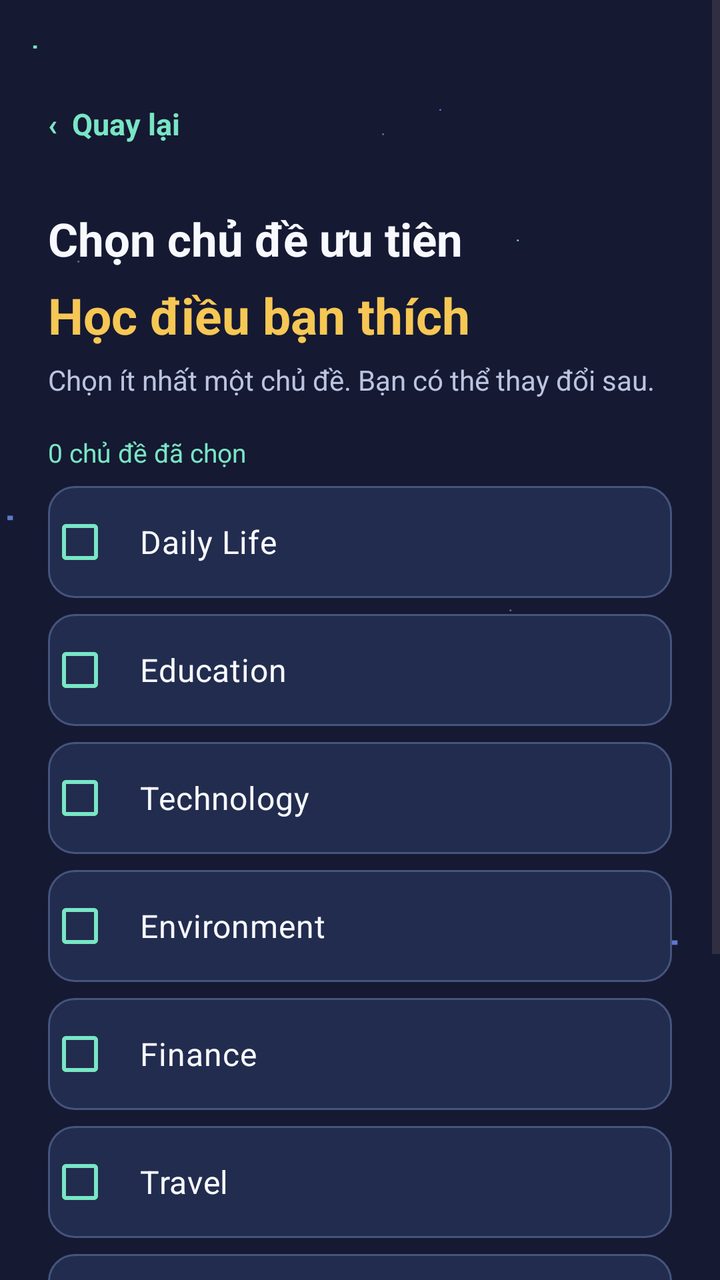
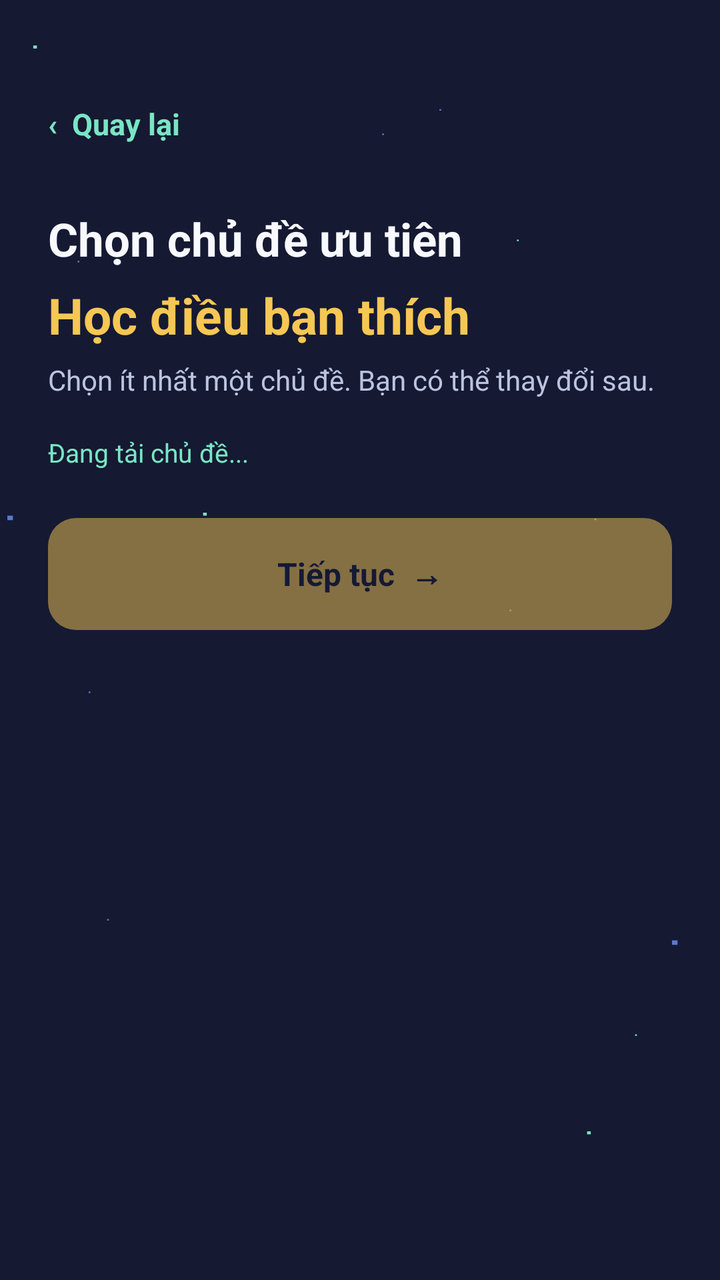

Two renders of the same Android screen: before a commit and after it. Below are the layout's source before the change and the commit's diff.
<!-- AndroidManifest.xml: application theme Theme.English_App -->
<!-- res/layout/activity_onboarding_topics.xml -->
<?xml version="1.0" encoding="utf-8"?>
<ScrollView xmlns:android="http://schemas.android.com/apk/res/android" android:layout_width="match_parent" android:layout_height="match_parent" android:background="@drawable/app_night_bg" android:fillViewport="true" android:clipToPadding="false">
<LinearLayout android:layout_width="match_parent" android:layout_height="wrap_content" android:minHeight="620dp" android:paddingLeft="24dp" android:paddingRight="24dp" android:paddingTop="38dp" android:paddingBottom="32dp" android:orientation="vertical">
<TextView android:id="@+id/obBack" android:layout_width="wrap_content" android:layout_height="48dp" android:gravity="center_vertical" android:text="‹  Quay lại" android:textColor="@color/ob_mint" android:textSize="15sp" android:textStyle="bold" android:contentDescription="Quay lại"/>
<TextView android:id="@+id/obTitle" android:layout_width="match_parent" android:layout_height="wrap_content" android:layout_marginTop="18dp" android:textColor="@color/ob_white" android:textSize="23sp" android:textStyle="bold" android:text="Chọn chủ đề ưu tiên"/><TextView android:id="@+id/obSubtitle" android:layout_width="match_parent" android:layout_height="wrap_content" android:layout_marginTop="6dp" android:text="Học điều bạn thích" android:textColor="@color/ob_yellow" android:textSize="25sp" android:textStyle="bold"/><TextView android:id="@+id/obDesc" android:layout_width="match_parent" android:layout_height="wrap_content" android:layout_marginTop="6dp" android:text="Chọn ít nhất một chủ đề. Bạn có thể thay đổi sau." android:textColor="@color/ob_muted" android:textSize="14sp"/><TextView android:id="@+id/obSelectionNote" android:layout_width="match_parent" android:layout_height="wrap_content" android:layout_marginTop="18dp" android:text="0 chủ đề đã chọn" android:textSize="13sp" android:textColor="@color/ob_mint"/><CheckBox android:id="@+id/topic0" android:layout_width="match_parent" android:layout_height="56dp" android:layout_marginTop="8dp" android:background="@drawable/ob_choice" android:buttonTint="@color/ob_mint" android:paddingLeft="14dp" android:paddingRight="12dp" android:text="Daily Life" android:textColor="@color/ob_white" android:textSize="16sp" android:gravity="center_vertical" android:contentDescription="Chọn chủ đề Daily Life"/><CheckBox android:id="@+id/topic1" android:layout_width="match_parent" android:layout_height="56dp" android:layout_marginTop="8dp" android:background="@drawable/ob_choice" android:buttonTint="@color/ob_mint" android:paddingLeft="14dp" android:paddingRight="12dp" android:text="Education" android:textColor="@color/ob_white" android:textSize="16sp" android:gravity="center_vertical" android:contentDescription="Chọn chủ đề Education"/><CheckBox android:id="@+id/topic2" android:layout_width="match_parent" android:layout_height="56dp" android:layout_marginTop="8dp" android:background="@drawable/ob_choice" android:buttonTint="@color/ob_mint" android:paddingLeft="14dp" android:paddingRight="12dp" android:text="Technology" android:textColor="@color/ob_white" android:textSize="16sp" android:gravity="center_vertical" android:contentDescription="Chọn chủ đề Technology"/><CheckBox android:id="@+id/topic3" android:layout_width="match_parent" android:layout_height="56dp" android:layout_marginTop="8dp" android:background="@drawable/ob_choice" android:buttonTint="@color/ob_mint" android:paddingLeft="14dp" android:paddingRight="12dp" android:text="Environment" android:textColor="@color/ob_white" android:textSize="16sp" android:gravity="center_vertical" android:contentDescription="Chọn chủ đề Environment"/><CheckBox android:id="@+id/topic4" android:layout_width="match_parent" android:layout_height="56dp" android:layout_marginTop="8dp" android:background="@drawable/ob_choice" android:buttonTint="@color/ob_mint" android:paddingLeft="14dp" android:paddingRight="12dp" android:text="Finance" android:textColor="@color/ob_white" android:textSize="16sp" android:gravity="center_vertical" android:contentDescription="Chọn chủ đề Finance"/><CheckBox android:id="@+id/topic5" android:layout_width="match_parent" android:layout_height="56dp" android:layout_marginTop="8dp" android:background="@drawable/ob_choice" android:buttonTint="@color/ob_mint" android:paddingLeft="14dp" android:paddingRight="12dp" android:text="Travel" android:textColor="@color/ob_white" android:textSize="16sp" android:gravity="center_vertical" android:contentDescription="Chọn chủ đề Travel"/><CheckBox android:id="@+id/topic6" android:layout_width="match_parent" android:layout_height="56dp" android:layout_marginTop="8dp" android:background="@drawable/ob_choice" android:buttonTint="@color/ob_mint" android:paddingLeft="14dp" android:paddingRight="12dp" android:text="Health" android:textColor="@color/ob_white" android:textSize="16sp" android:gravity="center_vertical" android:contentDescription="Chọn chủ đề Health"/><CheckBox android:id="@+id/topic7" android:layout_width="match_parent" android:layout_height="56dp" android:layout_marginTop="8dp" android:background="@drawable/ob_choice" android:buttonTint="@color/ob_mint" android:paddingLeft="14dp" android:paddingRight="12dp" android:text="Work" android:textColor="@color/ob_white" android:textSize="16sp" android:gravity="center_vertical" android:contentDescription="Chọn chủ đề Work"/><FrameLayout android:id="@+id/obContinueWrap" android:layout_width="match_parent" android:layout_height="wrap_content" android:layout_marginTop="24dp"><TextView android:id="@+id/obContinue" android:layout_width="match_parent" android:layout_height="56dp" android:gravity="center" android:background="@drawable/ob_cta" android:text="Tiếp tục  →" android:textColor="@color/ob_background" android:textStyle="bold" android:textSize="16sp" android:alpha="0.5" android:enabled="false"/></FrameLayout></LinearLayout></ScrollView>
<!-- resources referenced by this layout -->
<resources>
  <color name="ob_background">#151A35</color>
  <color name="ob_mint">#79E5C4</color>
  <color name="ob_muted">#BBC4DF</color>
  <color name="ob_white">#F8F9FF</color>
  <color name="ob_yellow">#F6C754</color>
  <!-- drawable app_night_bg (drawable) -->
  <?xml version="1.0" encoding="utf-8"?>
  <vector xmlns:android="http://schemas.android.com/apk/res/android"
      android:width="390dp"
      android:height="844dp"
      android:viewportWidth="390"
      android:viewportHeight="844">
      <path
          android:fillColor="#151932"
          android:pathData="M0,0h390v844h-390z" />
      <path
          android:fillColor="#79E5C4"
          android:pathData="M18,30h2v2h-2z M110,338h2v2h-2z M280,158h1v1h-1z M318,746h2v2h-2z M344,682h1v1h-1z" />
      <path
          android:fillColor="#688BE6"
          android:fillAlpha="0.85"
          android:pathData="M4,340h3v3h-3z M322,342h1v1h-1z M364,620h3v3h-3z M48,456h1v1h-1z M238,72h1v1h-1z" />
      <path
          android:fillColor="#B4C7FF"
          android:fillAlpha="0.55"
          android:pathData="M42,172h1v1h-1z M207,88h1v1h-1z M58,606h1v1h-1z M276,402h1v1h-1z" />
  </vector>
  <!-- drawable ob_choice (drawable) -->
  <?xml version="1.0" encoding="utf-8"?>
  <shape xmlns:android="http://schemas.android.com/apk/res/android" android:shape="rectangle"><solid android:color="@color/ob_surface"/><stroke android:width="1dp" android:color="@color/ob_outline"/><corners android:radius="13dp"/></shape>
  <!-- drawable ob_cta (drawable) -->
  <?xml version="1.0" encoding="utf-8"?>
  <shape xmlns:android="http://schemas.android.com/apk/res/android" android:shape="rectangle"><solid android:color="@color/ob_yellow"/><corners android:radius="14dp"/></shape>
  <style name="Theme.English_App" parent="Base.Theme.English_App">
          <item name="android:statusBarColor">@color/login_bg</item>
          <item name="android:navigationBarColor">@color/login_bg</item>
          <item name="android:windowLightStatusBar">false</item>
      </style>
  <color name="ob_surface">#222C4E</color>
  <color name="ob_outline">#45547D</color>
  <style name="Base.Theme.English_App" parent="Theme.Material3.DayNight.NoActionBar">
          
          
      </style>
  <color name="login_bg">#151932</color>
</resources>

<!-- the commit's change to res/layout/activity_onboarding_topics.xml (unified diff, before → after) -->
@@ -1,5 +1,85 @@
 <?xml version="1.0" encoding="utf-8"?>
-<ScrollView xmlns:android="http://schemas.android.com/apk/res/android" android:layout_width="match_parent" android:layout_height="match_parent" android:background="@drawable/app_night_bg" android:fillViewport="true" android:clipToPadding="false">
-<LinearLayout android:layout_width="match_parent" android:layout_height="wrap_content" android:minHeight="620dp" android:paddingLeft="24dp" android:paddingRight="24dp" android:paddingTop="38dp" android:paddingBottom="32dp" android:orientation="vertical">
-<TextView android:id="@+id/obBack" android:layout_width="wrap_content" android:layout_height="48dp" android:gravity="center_vertical" android:text="‹  Quay lại" android:textColor="@color/ob_mint" android:textSize="15sp" android:textStyle="bold" android:contentDescription="Quay lại"/>
-<TextView android:id="@+id/obTitle" android:layout_width="match_parent" android:layout_height="wrap_content" android:layout_marginTop="18dp" android:textColor="@color/ob_white" android:textSize="23sp" android:textStyle="bold" android:text="Chọn chủ đề ưu tiên"/><TextView android:id="@+id/obSubtitle" android:layout_width="match_parent" android:layout_height="wrap_content" android:layout_marginTop="6dp" android:text="Học điều bạn thích" android:textColor="@color/ob_yellow" android:textSize="25sp" android:textStyle="bold"/><TextView android:id="@+id/obDesc" android:layout_width="match_parent" android:layout_height="wrap_content" android:layout_marginTop="6dp" android:text="Chọn ít nhất một chủ đề. Bạn có thể thay đổi sau." android:textColor="@color/ob_muted" android:textSize="14sp"/><TextView android:id="@+id/obSelectionNote" android:layout_width="match_parent" android:layout_height="wrap_content" android:layout_marginTop="18dp" android:text="0 chủ đề đã chọn" android:textSize="13sp" android:textColor="@color/ob_mint"/><CheckBox android:id="@+id/topic0" android:layout_width="match_parent" android:layout_height="56dp" android:layout_marginTop="8dp" android:background="@drawable/ob_choice" android:buttonTint="@color/ob_mint" android:paddingLeft="14dp" android:paddingRight="12dp" android:text="Daily Life" android:textColor="@color/ob_white" android:textSize="16sp" android:gravity="center_vertical" android:contentDescription="Chọn chủ đề Daily Life"/><CheckBox android:id="@+id/topic1" android:layout_width="match_parent" android:layout_height="56dp" android:layout_marginTop="8dp" android:background="@drawable/ob_choice" android:buttonTint="@color/ob_mint" android:paddingLeft="14dp" android:paddingRight="12dp" android:text="Education" android:textColor="@color/ob_white" android:textSize="16sp" android:gravity="center_vertical" android:contentDescription="Chọn chủ đề Education"/><CheckBox android:id="@+id/topic2" android:layout_width="match_parent" android:layout_height="56dp" android:layout_marginTop="8dp" android:background="@drawable/ob_choice" android:buttonTint="@color/ob_mint" android:paddingLeft="14dp" android:paddingRight="12dp" android:text="Technology" android:textColor="@color/ob_white" android:textSize="16sp" android:gravity="center_vertical" android:contentDescription="Chọn chủ đề Technology"/><CheckBox android:id="@+id/topic3" android:layout_width="match_parent" android:layout_height="56dp" android:layout_marginTop="8dp" android:background="@drawable/ob_choice" android:buttonTint="@color/ob_mint" android:paddingLeft="14dp" android:paddingRight="12dp" android:text="Environment" android:textColor="@color/ob_white" android:textSize="16sp" android:gravity="center_vertical" android:contentDescription="Chọn chủ đề Environment"/><CheckBox android:id="@+id/topic4" android:layout_width="match_parent" android:layout_height="56dp" android:layout_marginTop="8dp" android:background="@drawable/ob_choice" android:buttonTint="@color/ob_mint" android:paddingLeft="14dp" android:paddingRight="12dp" android:text="Finance" android:textColor="@color/ob_white" android:textSize="16sp" android:gravity="center_vertical" android:contentDescription="Chọn chủ đề Finance"/><CheckBox android:id="@+id/topic5" android:layout_width="match_parent" android:layout_height="56dp" android:layout_marginTop="8dp" android:background="@drawable/ob_choice" android:buttonTint="@color/ob_mint" android:paddingLeft="14dp" android:paddingRight="12dp" android:text="Travel" android:textColor="@color/ob_white" android:textSize="16sp" android:gravity="center_vertical" android:contentDescription="Chọn chủ đề Travel"/><CheckBox android:id="@+id/topic6" android:layout_width="match_parent" android:layout_height="56dp" android:layout_marginTop="8dp" android:background="@drawable/ob_choice" android:buttonTint="@color/ob_mint" android:paddingLeft="14dp" android:paddingRight="12dp" android:text="Health" android:textColor="@color/ob_white" android:textSize="16sp" android:gravity="center_vertical" android:contentDescription="Chọn chủ đề Health"/><CheckBox android:id="@+id/topic7" android:layout_width="match_parent" android:layout_height="56dp" android:layout_marginTop="8dp" android:background="@drawable/ob_choice" android:buttonTint="@color/ob_mint" android:paddingLeft="14dp" android:paddingRight="12dp" android:text="Work" android:textColor="@color/ob_white" android:textSize="16sp" android:gravity="center_vertical" android:contentDescription="Chọn chủ đề Work"/><FrameLayout android:id="@+id/obContinueWrap" android:layout_width="match_parent" android:layout_height="wrap_content" android:layout_marginTop="24dp"><TextView android:id="@+id/obContinue" android:layout_width="match_parent" android:layout_height="56dp" android:gravity="center" android:background="@drawable/ob_cta" android:text="Tiếp tục  →" android:textColor="@color/ob_background" android:textStyle="bold" android:textSize="16sp" android:alpha="0.5" android:enabled="false"/></FrameLayout></LinearLayout></ScrollView>
+<ScrollView xmlns:android="http://schemas.android.com/apk/res/android"
+    android:layout_width="match_parent"
+    android:layout_height="match_parent"
+    android:background="@drawable/app_night_bg"
+    android:fillViewport="true"
+    android:clipToPadding="false">
+    <LinearLayout
+        android:layout_width="match_parent"
+        android:layout_height="wrap_content"
+        android:minHeight="620dp"
+        android:paddingLeft="24dp"
+        android:paddingRight="24dp"
+        android:paddingTop="38dp"
+        android:paddingBottom="32dp"
+        android:orientation="vertical">
+        <TextView
+            android:id="@+id/obBack"
+            android:layout_width="wrap_content"
+            android:layout_height="48dp"
+            android:gravity="center_vertical"
+            android:text="‹  Quay lại"
+            android:textColor="@color/ob_mint"
+            android:textSize="15sp"
+            android:textStyle="bold"
+            android:contentDescription="Quay lại" />
+        <TextView
+            android:id="@+id/obTitle"
+            android:layout_width="match_parent"
+            android:layout_height="wrap_content"
+            android:layout_marginTop="18dp"
+            android:text="Chọn chủ đề ưu tiên"
+            android:textColor="@color/ob_white"
+            android:textSize="23sp"
+            android:textStyle="bold" />
+        <TextView
+            android:id="@+id/obSubtitle"
+            android:layout_width="match_parent"
+            android:layout_height="wrap_content"
+            android:layout_marginTop="6dp"
+            android:text="Học điều bạn thích"
+            android:textColor="@color/ob_yellow"
+            android:textSize="25sp"
+            android:textStyle="bold" />
+        <TextView
+            android:id="@+id/obDesc"
+            android:layout_width="match_parent"
+            android:layout_height="wrap_content"
+            android:layout_marginTop="6dp"
+            android:text="Chọn ít nhất một chủ đề. Bạn có thể thay đổi sau."
+            android:textColor="@color/ob_muted"
+            android:textSize="14sp" />
+        <TextView
+            android:id="@+id/obSelectionNote"
+            android:layout_width="match_parent"
+            android:layout_height="wrap_content"
+            android:layout_marginTop="18dp"
+            android:text="Đang tải chủ đề..."
+            android:textColor="@color/ob_mint"
+            android:textSize="13sp" />
+        <LinearLayout
+            android:id="@+id/obTopicsContainer"
+            android:layout_width="match_parent"
+            android:layout_height="wrap_content"
+            android:orientation="vertical" />
+        <FrameLayout
+            android:id="@+id/obContinueWrap"
+            android:layout_width="match_parent"
+            android:layout_height="wrap_content"
+            android:layout_marginTop="24dp">
+            <TextView
+                android:id="@+id/obContinue"
+                android:layout_width="match_parent"
+                android:layout_height="56dp"
+                android:gravity="center"
+                android:background="@drawable/ob_cta"
+                android:text="Tiếp tục  →"
+                android:textColor="@color/ob_background"
+                android:textStyle="bold"
+                android:textSize="16sp"
+                android:alpha="0.5"
+                android:enabled="false" />
+        </FrameLayout>
+    </LinearLayout>
+</ScrollView>
<!-- resource entries referenced after the edit -->
@@ -27,9 +27,6 @@
           android:fillAlpha="0.55"
           android:pathData="M42,172h1v1h-1z M207,88h1v1h-1z M58,606h1v1h-1z M276,402h1v1h-1z" />
   </vector>
-  <!-- drawable ob_choice (drawable) -->
-  <?xml version="1.0" encoding="utf-8"?>
-  <shape xmlns:android="http://schemas.android.com/apk/res/android" android:shape="rectangle"><solid android:color="@color/ob_surface"/><stroke android:width="1dp" android:color="@color/ob_outline"/><corners android:radius="13dp"/></shape>
   <!-- drawable ob_cta (drawable) -->
   <?xml version="1.0" encoding="utf-8"?>
   <shape xmlns:android="http://schemas.android.com/apk/res/android" android:shape="rectangle"><solid android:color="@color/ob_yellow"/><corners android:radius="14dp"/></shape>
@@ -38,8 +35,6 @@
           <item name="android:navigationBarColor">@color/login_bg</item>
           <item name="android:windowLightStatusBar">false</item>
       </style>
-  <color name="ob_surface">#222C4E</color>
-  <color name="ob_outline">#45547D</color>
   <style name="Base.Theme.English_App" parent="Theme.Material3.DayNight.NoActionBar">
           
           
